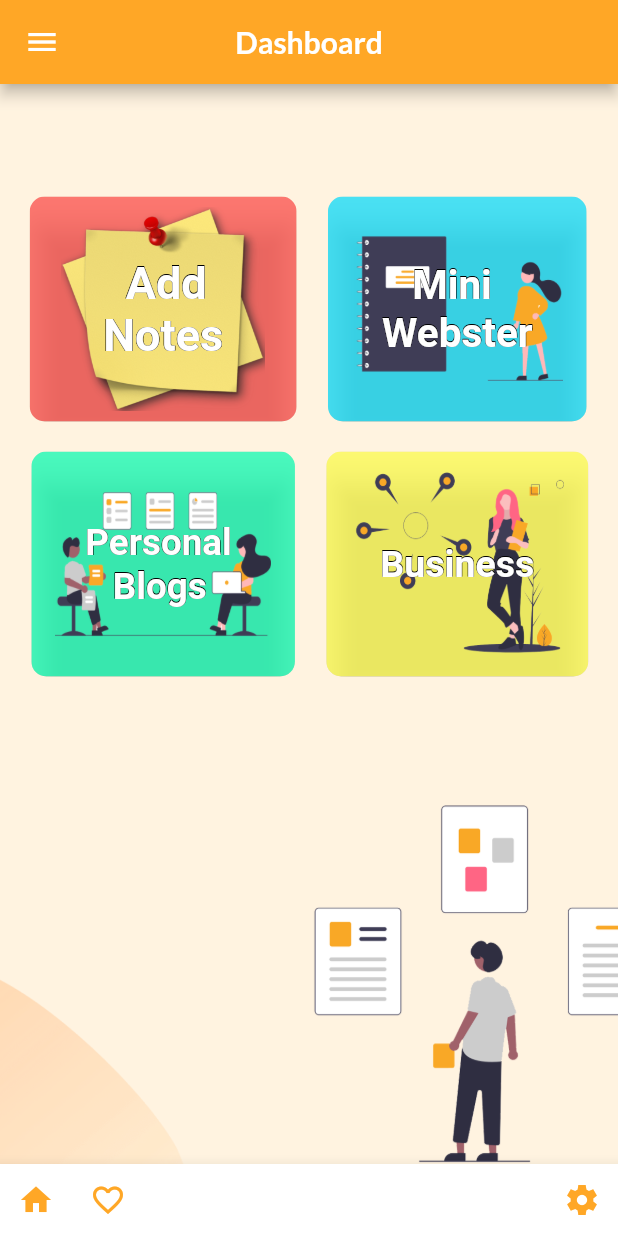
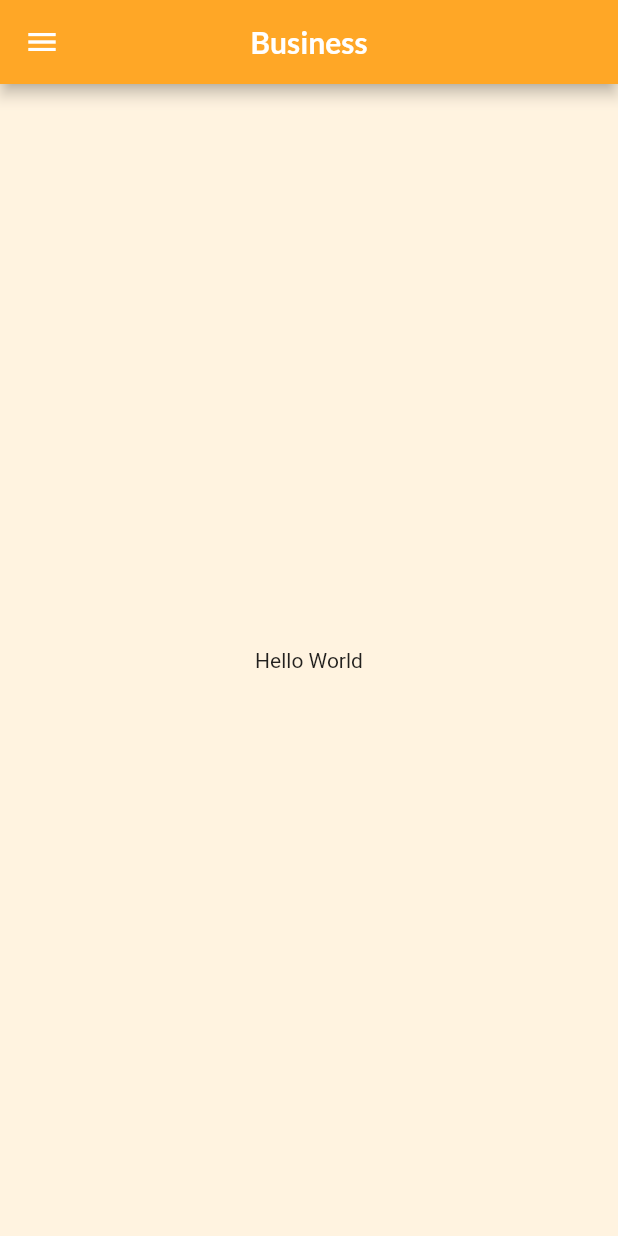
Before and after one commit to DarwinCamahalan/daily_notes_flutter, a Flutter app: the MyHomePage screen opened directly, after a tap on "Business", on a phone screen of 412 x 824 dp. Run offline on Flutter 3.47's test engine with Material 2 defaults, Android fonts, the phone set to English and light mode, and no system bars; our stand-ins replace flutter_svg, google_fonts; Roboto replaces fonts that are missing (Viga).

Commit message:
Added Business

```diff
--- /dev/null
+++ b/lib/Screens/Business/business_screen.dart
@@ -0,0 +1,40 @@
+import 'package:daily_note/constants.dart';
+import 'package:flutter/material.dart';
+import 'package:google_fonts/google_fonts.dart';
+
+void main() => runApp(Business());
+
+class Business extends StatelessWidget {
+  @override
+  Widget build(BuildContext context) {
+    return MaterialApp(
+      debugShowCheckedModeBanner: false,
+      theme: ThemeData(
+        primaryColor: kPrimaryColor,
+        scaffoldBackgroundColor: Colors.orange[100],
+      ),
+      title: 'Business',
+      home: Scaffold(
+        backgroundColor: kPrimaryLightColor,
+        drawer: new Drawer(
+            child: Container(
+                color: Colors.orangeAccent[100], child: new ListView())),
+        appBar: AppBar(
+          centerTitle: true,
+          iconTheme: IconThemeData(color: Colors.white),
+          backgroundColor: kPrimaryColor,
+          title: Text(
+            'Business',
+            style: GoogleFonts.lato(
+                fontWeight: FontWeight.bold, color: Colors.white),
+          ),
+        ),
+        body: Center(
+          child: Container(
+            child: Text('Hello World'), // START HERE
+          ),
+        ),
+      ),
+    );
+  }
+}
--- /dev/null
+++ b/lib/Screens/Business/main.dart
@@ -0,0 +1,13 @@
+import 'package:daily_note/Screens/Business/business_screen.dart';
+import 'package:flutter/material.dart';
+
+void main() => runApp(BusinessMainScreen());
+
+class BusinessMainScreen extends StatelessWidget {
+  @override
+  Widget build(BuildContext context) {
+    return MaterialApp(
+      home: Business(),
+    );
+  }
+}
--- a/lib/Screens/Home/components/body.dart
+++ b/lib/Screens/Home/components/body.dart
@@ -1,4 +1,5 @@
 import 'package:daily_note/Screens/Blogs/main.dart';
+import 'package:daily_note/Screens/Business/business_screen.dart';
 import 'package:daily_note/Screens/Notes/main.dart';
 import 'package:daily_note/Screens/Webster/webster_screen.dart';
 import 'package:flutter/material.dart';
@@ -271,7 +272,16 @@ class HomeScreen extends StatelessWidget {
                             ),
                           ),
                         ),
-                        onPressed: () {},
+                        onPressed: () {
+                          Navigator.push(
+                            context,
+                            MaterialPageRoute(
+                              builder: (context) {
+                                return Business();
+                              },
+                            ),
+                          );
+                        },
                       ),
                     ),
                   ),
```
